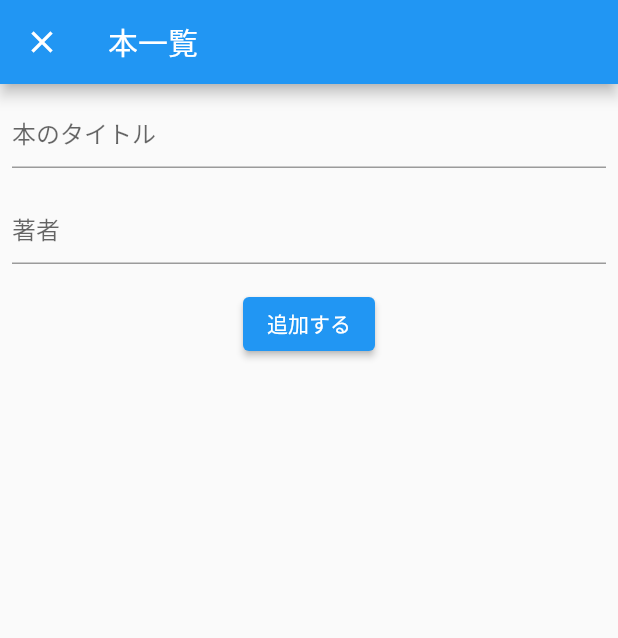
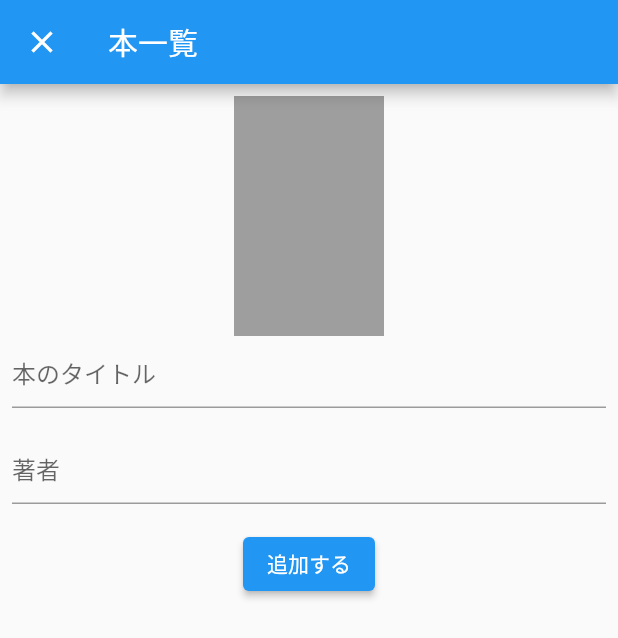
Before and after one commit to maropook/flutter-todo-app, a Flutter app: the screen it shows after launch, after a tap on the "add" icon, on a phone screen of 412 x 824 dp. Shown: the top 638 px of the screen. Run offline on Flutter 3.47's test engine with Material 2 defaults, Android fonts, the phone set to English and light mode, and no system bars; our stand-ins replace cloud_firestore, firebase_core, flutter_slidable, image_picker; accounts and stored records are empty.

Commit message:
画像追加を可能にしました

```diff
--- a/lib/add_book/add_book_model.dart
+++ b/lib/add_book/add_book_model.dart
@@ -1,9 +1,15 @@
+import 'dart:io';
+
 import 'package:cloud_firestore/cloud_firestore.dart';
 import 'package:flutter/material.dart';
+import 'package:image_picker/image_picker.dart';
 
 class AddBookModel extends ChangeNotifier {
   String? title;
   String? author;
+  File? imageFile;
+
+  final picker = ImagePicker();
   Future addBook() async {
     if (title == null || title == "") {
       throw '本のタイトルが空です';
@@ -16,6 +22,13 @@ class AddBookModel extends ChangeNotifier {
       'title': title,
       'author': author,
     });
-    notifyListeners();
+  }
+
+  Future pickImage() async {
+    final pickedFile = await picker.pickImage(source: ImageSource.gallery);
+
+    if (pickedFile != null) {
+      imageFile = File(pickedFile.path);
+    }
   }
 }
--- a/lib/add_book/add_book_page.dart
+++ b/lib/add_book/add_book_page.dart
@@ -17,6 +17,18 @@ class AddBookPage extends StatelessWidget {
               padding: const EdgeInsets.all(8.0),
               child: Column(
                 children: [
+                  GestureDetector(
+                    child: SizedBox(
+                      width: 100,
+                      height: 160,
+                      child: model.imageFile != null
+                          ? Image.file(model.imageFile!)
+                          : Container(color: Colors.grey),
+                    ),
+                    onTap: () async {
+                      await model.pickImage();
+                    },
+                  ),
                   TextField(
                     decoration: InputDecoration(
                       hintText: '本のタイトル',
--- a/lib/book_list/book_list_model.dart
+++ b/lib/book_list/book_list_model.dart
@@ -14,7 +14,8 @@ class BookListModel extends ChangeNotifier {
       final String id = document.id;
       final String title = data['title'];
       final String author = data['author'];
-      return Book(id, title, author);
+      final String? imgURL = data['imgURL'];
+      return Book(id, title, author, imgURL);
     }).toList();
 
     this.books = books;
--- a/lib/book_list/book_list_page.dart
+++ b/lib/book_list/book_list_page.dart
@@ -28,6 +28,9 @@ class BookListPage extends StatelessWidget {
                   (book) => Slidable(
                     actionPane: SlidableDrawerActionPane(),
                     child: ListTile(
+                      leading: book.imgURL != null
+                          ? Image.network(book.imgURL!)
+                          : null,
                       title: Text(book.title),
                       subtitle: Text(book.author),
                     ),
--- a/lib/domain/book.dart
+++ b/lib/domain/book.dart
@@ -1,6 +1,7 @@
 class Book {
-  Book(this.id, this.title, this.author);
+  Book(this.id, this.title, this.author, this.imgURL);
   String id;
   String title;
   String author;
+  String? imgURL;
 }
--- a/pubspec.yaml
+++ b/pubspec.yaml
@@ -33,6 +33,8 @@ dependencies:
   english_words: ^4.0.0
   provider: ^5.0.0
   flutter_slidable: ^0.6.0
+  firebase_storage: ^10.0.3
+  image_picker: ^0.8.4
 
 
 dev_dependencies:
```
Also changed, not shown: pubspec.lock, 3 other files.
